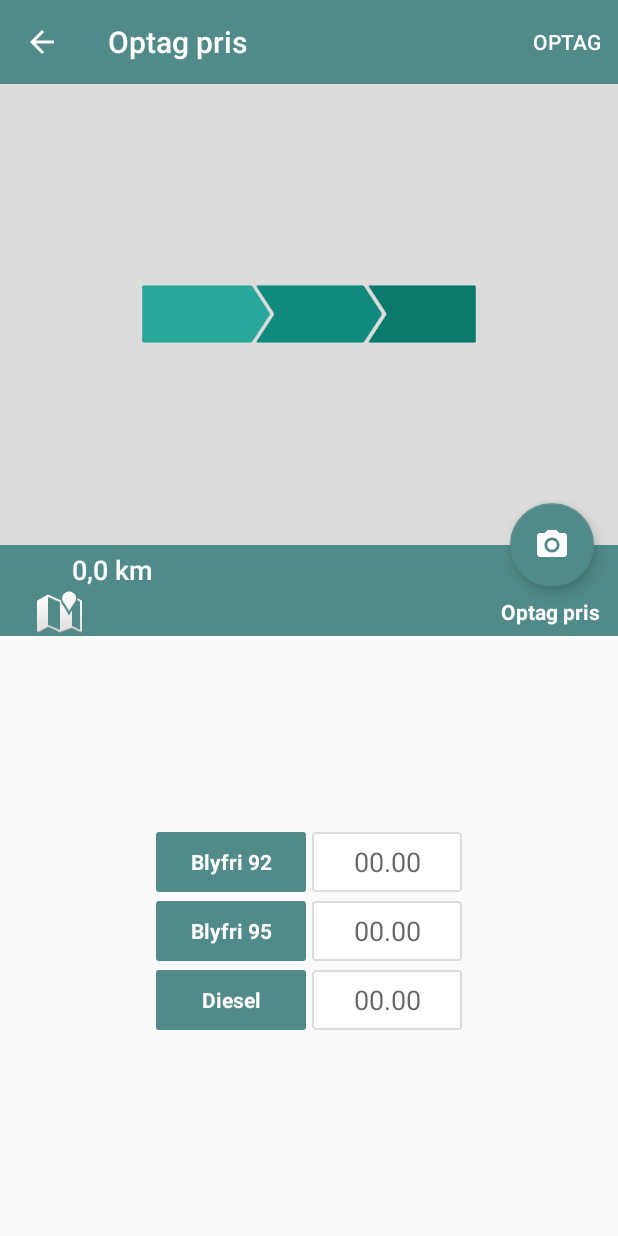
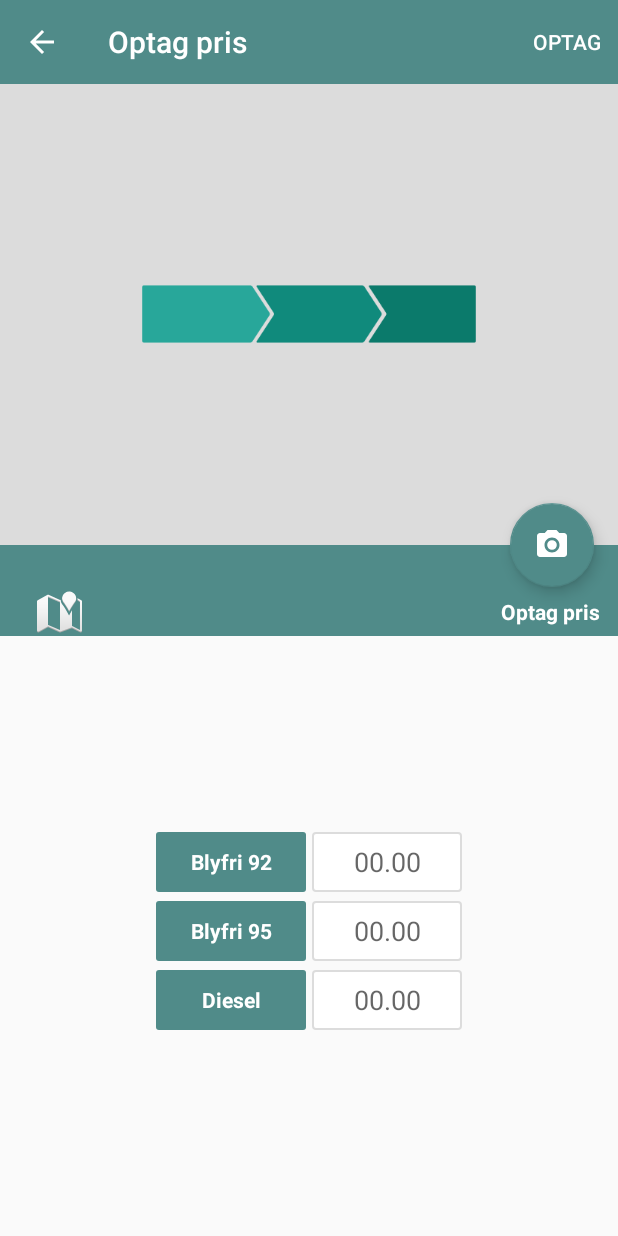
Before and after one commit to otofsky/FuelBuddy, an Android app: the UpdateActivity screen opened directly, with no data from a screen before it, on a phone screen of 412 x 824 dp. Run offline under Robolectric (Android 15) with nearby library versions, the phone set to English and light mode, and no system bars; our stand-ins replace ButterKnife, Dagger/Hilt's generated code, EventBus; libraries missing offline, so code that uses them is left out: com.crashlytics.android, com.gun0912.tedpermission, hugo.weaving, io.fabric.sdk, rx.functions and 2 more; 6 statements that could not run were skipped.

Commit message:
dostosowanie dystansu do nowej zwracanej wartości

```diff
--- a/presentation/src/main/java/com/fuelbuddy/mobile/editprice/UpdateActivity.java
+++ b/presentation/src/main/java/com/fuelbuddy/mobile/editprice/UpdateActivity.java
@@ -164,12 +164,7 @@ public class UpdateActivity extends BaseActivity implements UpdateView, View.OnC
         gasStationModel = (GasStationModel) i.getParcelableExtra(Config.GAS_STATION_DETAIL);
         gasStationName.setText(gasStationModel.getCompanyName());
         stationAddress.setText(gasStationModel.getGasStationName());
-
-        double dist = Double.valueOf(gasStationModel.getDistance());
-        double rounded = Precision.round(dist, 2);
-        String.valueOf(rounded);
-        distance.setText(String.valueOf(rounded).replace(".",",") + " km");
-
+        distance.setText(gasStationModel.getDistance());
         info.setText(R.string.map_direction_btn_text);
         info.setText(R.string.update_price_btn_text);
 
```
Also changed, not shown: presentation/src/main/java/com/fuelbuddy/mobile/map/fragment/DetailInfoFragment.java (+1 -6 lines).
